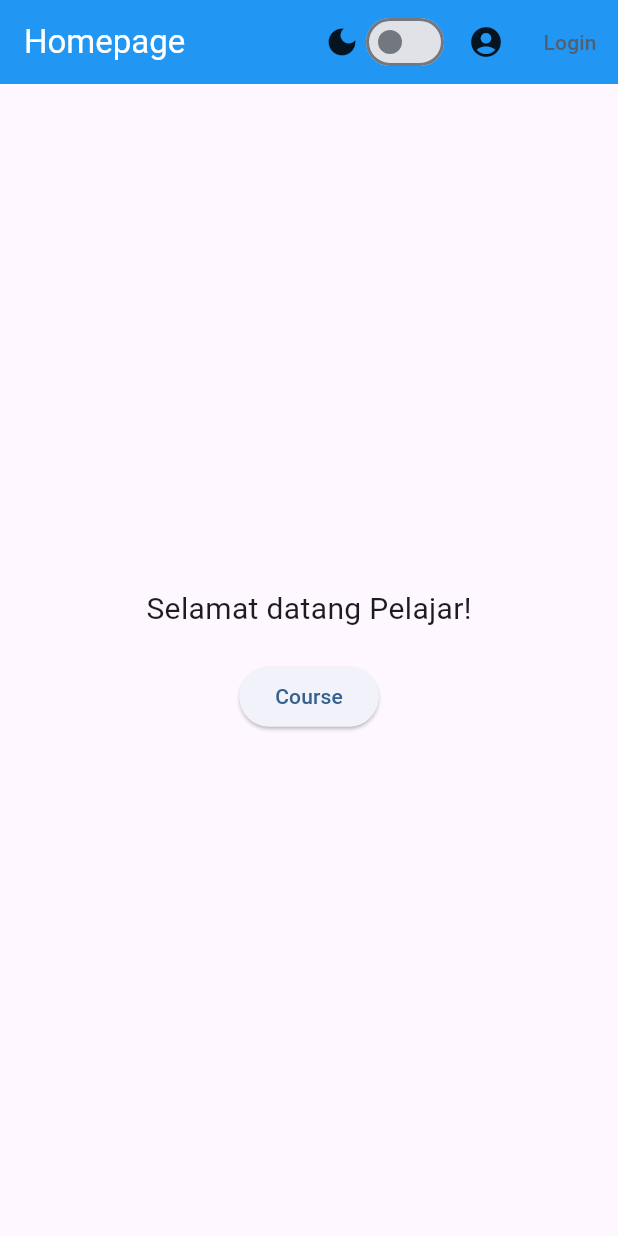
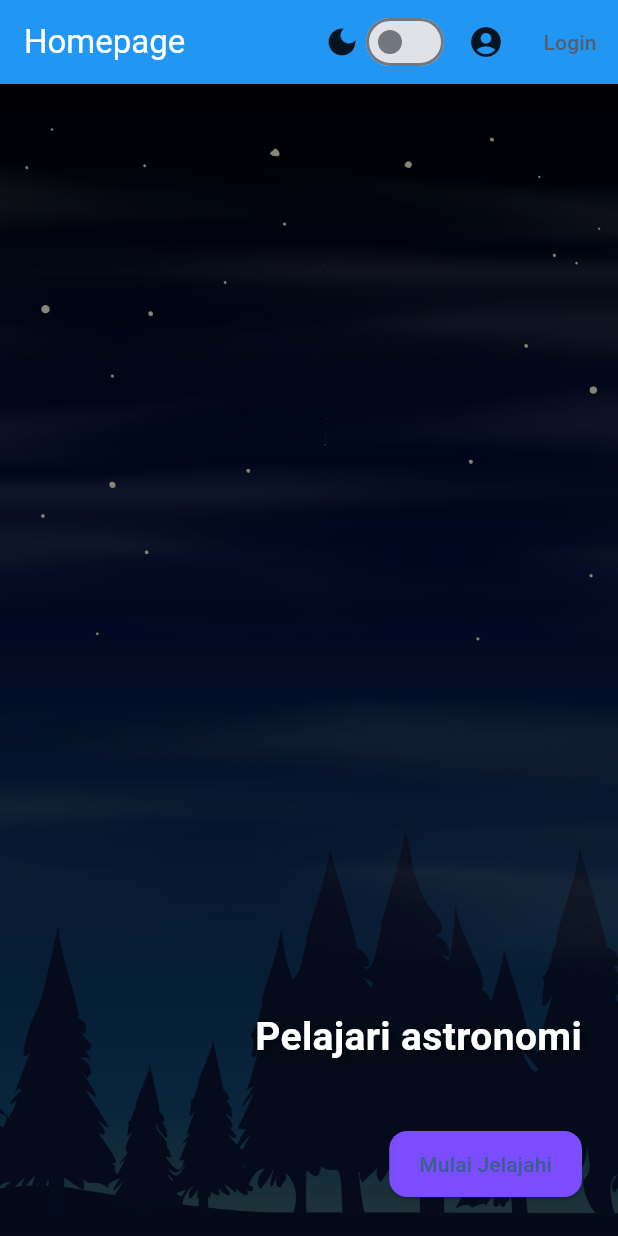
Before and after one commit to Fadhilnugraha/Virtual-lab-astronomi, a Flutter app: the screen it shows after launch, on a phone screen of 412 x 824 dp. Run offline on Flutter 3.47's test engine with Material 3 defaults, Android fonts, the light colour scheme and no system bars; our stand-ins replace cloud_firestore, firebase_auth, firebase_core; accounts and stored records are empty.

Commit message:
add background

```diff
--- a/lib/home_page.dart
+++ b/lib/home_page.dart
@@ -72,17 +72,64 @@ class _HomePageState extends State<HomePage> {
             ),
         ],
       ),
-      body: Center(
+      body: Stack(
+        children: [
+
+          Container(
+            decoration: const BoxDecoration(
+              image: DecorationImage(
+                image: AssetImage('assets/bghome.jpg'),
+                fit: BoxFit.cover,
+              ),
+            ),
+          ),
+
+
+          Container(
+            color: Colors.black.withValues(alpha:0.45),
+          ),
+
+
+          Align(
+            alignment: Alignment.bottomRight,
+            child: Padding(
+              padding: const EdgeInsets.all(24.0),
               child: Column(
-          mainAxisAlignment: MainAxisAlignment.center,
+                mainAxisSize: MainAxisSize.min,
+                crossAxisAlignment: CrossAxisAlignment.end,
                 children: [
                   Text(
-              'Selamat datang ${user?.email ?? 'Pelajar'}!',
-              style: const TextStyle(fontSize: 20),
+                    'Pelajari astronomi',
+                    style: TextStyle(
+                      fontSize: 26,
+                      fontWeight: FontWeight.bold,
+                      color: Colors.white,
+                      shadows: [
+                        Shadow(
+                          blurRadius: 8,
+                          color: Colors.black.withValues(alpha: 0.7),
+                          offset: const Offset(2, 2),
                         ),
-            const SizedBox(height: 20),
+                      ],
+                    ),
+                  ),
+                  Text(
+                    '',
+                    style: TextStyle(
+                      fontSize: 18,
+                      color: Colors.purple[200],
+                    ),
+                  ),
+                  const SizedBox(height: 16),
                   ElevatedButton(
-              onPressed: () async {
+                    style: ElevatedButton.styleFrom(
+                      backgroundColor: Colors.deepPurpleAccent,
+                      padding: const EdgeInsets.symmetric(horizontal: 20, vertical: 12),
+                      shape: RoundedRectangleBorder(
+                        borderRadius: BorderRadius.circular(12),
+                      ),
+                    ),
+                    onPressed: () {
                       if (user == null) {
                         ScaffoldMessenger.of(context).showSnackBar(
                           const SnackBar(content: Text('Login terlebih dahulu')),
@@ -92,11 +139,15 @@ class _HomePageState extends State<HomePage> {
                         Navigator.pushReplacementNamed(context, '/course');
                       }
                     },
-              child: const Text('Course'),
+                    child: const Text('Mulai Jelajahi'),
                   ),
                 ],
               ),
             ),
+          ),
+        ],
+      ),
+      // ⬆️ SAMPAI SINI
     );
   }
 }
```
Also changed, not shown: pubspec.yaml (+6 -3 lines), assets/bghome.jpg (added). Lines whose indentation alone changed are shown as unchanged.
